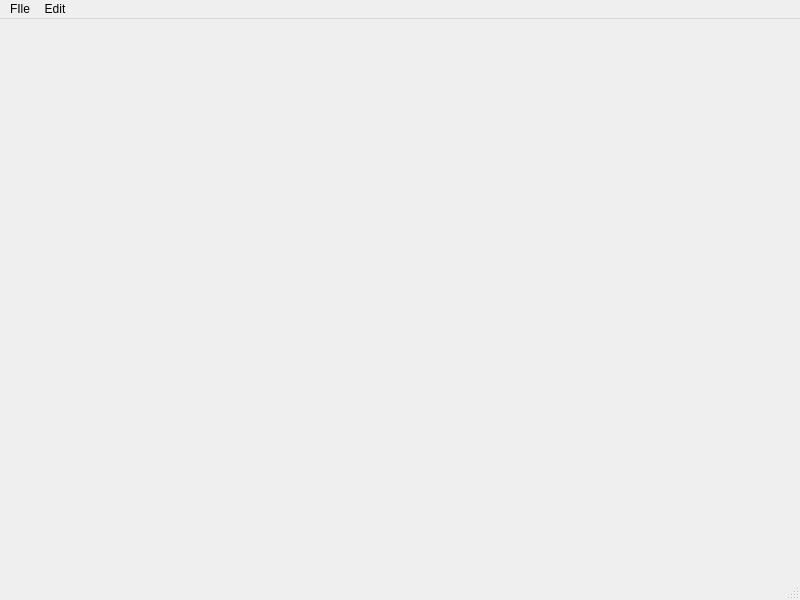
Above: ui/template.ui from Mohamab29/ProjectFrac before the change. Below: the same form after it.
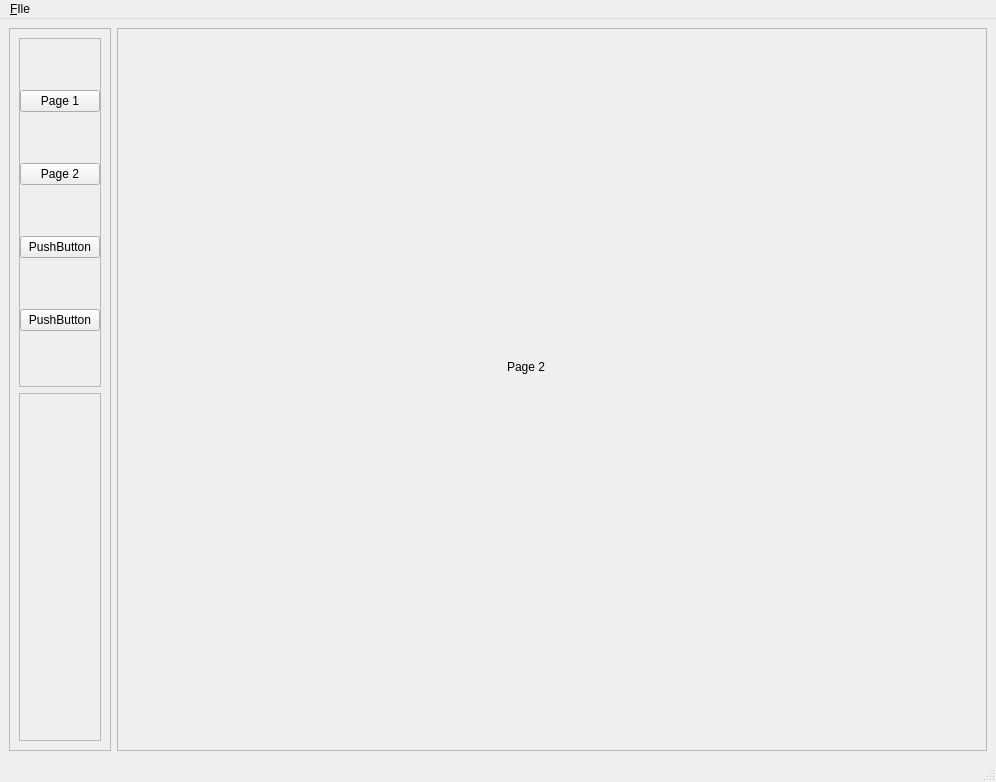
That is the form after the change.

```diff
--- a/ui/template.ui
+++ b/ui/template.ui
@@ -6,73 +6,167 @@
    <rect>
     <x>0</x>
     <y>0</y>
-    <width>800</width>
-    <height>600</height>
+    <width>996</width>
+    <height>782</height>
    </rect>
   </property>
   <property name="windowTitle">
    <string>MainWindow</string>
   </property>
-  <widget class="QWidget" name="centralwidget"/>
+  <widget class="QWidget" name="centralwidget">
+   <layout class="QHBoxLayout" name="horizontalLayout">
+    <item>
+     <widget class="QFrame" name="menu_frame">
+      <property name="maximumSize">
+       <size>
+        <width>150</width>
+        <height>16777215</height>
+       </size>
+      </property>
+      <property name="frameShape">
+       <enum>QFrame::StyledPanel</enum>
+      </property>
+      <property name="frameShadow">
+       <enum>QFrame::Raised</enum>
+      </property>
+      <layout class="QVBoxLayout" name="verticalLayout">
+       <item>
+        <widget class="QFrame" name="menu_buttons_frame">
+         <property name="frameShape">
+          <enum>QFrame::StyledPanel</enum>
+         </property>
+         <property name="frameShadow">
+          <enum>QFrame::Raised</enum>
+         </property>
+         <layout class="QVBoxLayout" name="verticalLayout_2">
+          <property name="spacing">
+           <number>0</number>
+          </property>
+          <property name="leftMargin">
+           <number>0</number>
+          </property>
+          <property name="topMargin">
+           <number>0</number>
+          </property>
+          <property name="rightMargin">
+           <number>0</number>
+          </property>
+          <property name="bottomMargin">
+           <number>0</number>
+          </property>
+          <item>
+           <widget class="QPushButton" name="pushButton">
+            <property name="text">
+             <string>Page 1</string>
+            </property>
+           </widget>
+          </item>
+          <item>
+           <widget class="QPushButton" name="pushButton_2">
+            <property name="text">
+             <string>Page 2</string>
+            </property>
+           </widget>
+          </item>
+          <item>
+           <widget class="QPushButton" name="pushButton_3">
+            <property name="text">
+             <string>PushButton</string>
+            </property>
+           </widget>
+          </item>
+          <item>
+           <widget class="QPushButton" name="pushButton_4">
+            <property name="text">
+             <string>PushButton</string>
+            </property>
+           </widget>
+          </item>
+         </layout>
+        </widget>
+       </item>
+       <item>
+        <widget class="QFrame" name="frame_2">
+         <property name="frameShape">
+          <enum>QFrame::StyledPanel</enum>
+         </property>
+         <property name="frameShadow">
+          <enum>QFrame::Raised</enum>
+         </property>
+        </widget>
+       </item>
+      </layout>
+     </widget>
+    </item>
+    <item>
+     <widget class="QFrame" name="content_frame">
+      <property name="frameShape">
+       <enum>QFrame::StyledPanel</enum>
+      </property>
+      <property name="frameShadow">
+       <enum>QFrame::Raised</enum>
+      </property>
+      <layout class="QVBoxLayout" name="verticalLayout_3">
+       <item>
+        <widget class="QStackedWidget" name="stackedWidget">
+         <property name="currentIndex">
+          <number>1</number>
+         </property>
+         <widget class="QWidget" name="page_10">
+          <widget class="QLabel" name="label">
+           <property name="geometry">
+            <rect>
+             <x>380</x>
+             <y>320</y>
+             <width>67</width>
+             <height>17</height>
+            </rect>
+           </property>
+           <property name="text">
+            <string>Page 1</string>
+           </property>
+          </widget>
+         </widget>
+         <widget class="QWidget" name="page_11">
+          <widget class="QLabel" name="label_2">
+           <property name="geometry">
+            <rect>
+             <x>380</x>
+             <y>320</y>
+             <width>67</width>
+             <height>17</height>
+            </rect>
+           </property>
+           <property name="text">
+            <string>Page 2</string>
+           </property>
+          </widget>
+         </widget>
+        </widget>
+       </item>
+      </layout>
+     </widget>
+    </item>
+   </layout>
+  </widget>
+  <widget class="QStatusBar" name="statusbar"/>
   <widget class="QMenuBar" name="menubar">
    <property name="geometry">
     <rect>
      <x>0</x>
      <y>0</y>
-     <width>800</width>
+     <width>996</width>
      <height>22</height>
     </rect>
    </property>
-   <widget class="QMenu" name="menuFIle">
+   <widget class="QMenu" name="menu_FIle">
     <property name="title">
-     <string>FIle</string>
+     <string>&amp;FIle</string>
     </property>
     <addaction name="actionOpen"/>
    </widget>
-   <widget class="QMenu" name="menuEdit">
-    <property name="title">
-     <string>Edit</string>
-    </property>
-    <addaction name="actionCopy"/>
-    <addaction name="actionPast"/>
-   </widget>
-   <addaction name="menuFIle"/>
-   <addaction name="menuEdit"/>
+   <addaction name="menu_FIle"/>
   </widget>
-  <widget class="QStatusBar" name="statusbar"/>
-  <action name="actionOpen">
-   <property name="text">
-    <string>Open</string>
-   </property>
-   <property name="statusTip">
-    <string>Open files</string>
-   </property>
-   <property name="shortcut">
-    <string>Ctrl+O</string>
-   </property>
-  </action>
-  <action name="actionCopy">
-   <property name="text">
-    <string>Copy</string>
-   </property>
-   <property name="statusTip">
-    <string>Copy files</string>
-   </property>
-   <property name="shortcut">
-    <string>Ctrl+C</string>
-   </property>
-  </action>
-  <action name="actionPast">
-   <property name="text">
-    <string>Past</string>
-   </property>
-   <property name="statusTip">
-    <string>Past files</string>
-   </property>
-   <property name="shortcut">
-    <string>Ctrl+P</string>
-   </property>
-  </action>
  </widget>
  <resources/>
  <connections/>
```
Left out of the diff: 1 changed line with no effect on the pictures.
